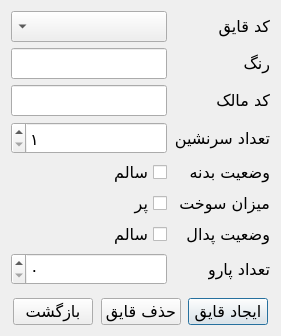
Qt form UI/BoatDialog.ui (aghababaei-alireza/Boat_Rent) before a commit.
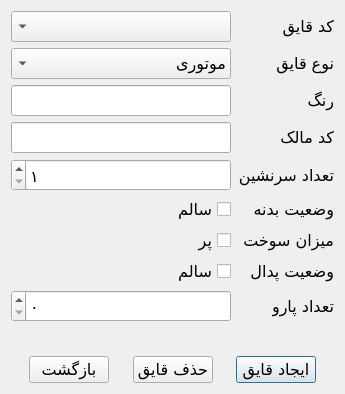
The same form after that commit.

What changed in the file:
```diff
--- a/UI/BoatDialog.ui
+++ b/UI/BoatDialog.ui
@@ -6,8 +6,8 @@
    <rect>
     <x>0</x>
     <y>0</y>
-    <width>281</width>
-    <height>336</height>
+    <width>345</width>
+    <height>394</height>
    </rect>
   </property>
   <property name="font">
@@ -38,49 +38,49 @@
        </property>
       </widget>
      </item>
-     <item row="1" column="0">
+     <item row="2" column="0">
       <widget class="QLabel" name="lbl_boat_color">
        <property name="text">
         <string>رنگ</string>
        </property>
       </widget>
      </item>
-     <item row="2" column="0">
+     <item row="3" column="0">
       <widget class="QLabel" name="lbl_boat_owner_id">
        <property name="text">
         <string>کد مالک</string>
        </property>
       </widget>
      </item>
-     <item row="3" column="0">
+     <item row="4" column="0">
       <widget class="QLabel" name="lbl_boat_passenger_count">
        <property name="text">
         <string>تعداد سرنشین</string>
        </property>
       </widget>
      </item>
-     <item row="4" column="0">
+     <item row="5" column="0">
       <widget class="QLabel" name="lbl_boat_body_status">
        <property name="text">
         <string>وضعیت بدنه</string>
        </property>
       </widget>
      </item>
-     <item row="5" column="0">
+     <item row="6" column="0">
       <widget class="QLabel" name="lbl_boat_full_fuel">
        <property name="text">
         <string>میزان سوخت</string>
        </property>
       </widget>
      </item>
-     <item row="6" column="0">
+     <item row="7" column="0">
       <widget class="QLabel" name="lbl_boat_pedal_status">
        <property name="text">
         <string>وضعیت پدال</string>
        </property>
       </widget>
      </item>
-     <item row="7" column="0">
+     <item row="8" column="0">
       <widget class="QLabel" name="lbl_boat_paddle_count">
        <property name="text">
         <string>تعداد پارو</string>
@@ -90,13 +90,13 @@
      <item row="0" column="1">
       <widget class="QComboBox" name="cmb_boat_id"/>
      </item>
-     <item row="1" column="1">
-      <widget class="QLineEdit" name="txt_color"/>
-     </item>
      <item row="2" column="1">
-      <widget class="QLineEdit" name="txt_owner_id"/>
+      <widget class="QLineEdit" name="txt_color"/>
      </item>
      <item row="3" column="1">
+      <widget class="QLineEdit" name="txt_owner_id"/>
+     </item>
+     <item row="4" column="1">
       <widget class="QSpinBox" name="spn_passenger_count">
        <property name="minimum">
         <number>1</number>
@@ -106,34 +106,60 @@
        </property>
       </widget>
      </item>
-     <item row="4" column="1">
-      <widget class="QCheckBox" name="chb_body_status">
-       <property name="text">
-        <string>سالم</string>
-       </property>
-      </widget>
-     </item>
      <item row="5" column="1">
+      <widget class="QCheckBox" name="chb_body_status">
+       <property name="text">
+        <string>سالم</string>
+       </property>
+      </widget>
+     </item>
+     <item row="6" column="1">
       <widget class="QCheckBox" name="chb_full_fuel">
        <property name="text">
         <string>پر</string>
        </property>
       </widget>
      </item>
-     <item row="6" column="1">
-      <widget class="QCheckBox" name="chb_pedal_status">
-       <property name="text">
-        <string>سالم</string>
-       </property>
-      </widget>
-     </item>
      <item row="7" column="1">
+      <widget class="QCheckBox" name="chb_pedal_status">
+       <property name="text">
+        <string>سالم</string>
+       </property>
+      </widget>
+     </item>
+     <item row="8" column="1">
       <widget class="QSpinBox" name="spn_paddle_count">
        <property name="maximum">
         <number>20</number>
        </property>
       </widget>
      </item>
+     <item row="1" column="0">
+      <widget class="QLabel" name="lbl_boat_type">
+       <property name="text">
+        <string>نوع قایق</string>
+       </property>
+      </widget>
+     </item>
+     <item row="1" column="1">
+      <widget class="QComboBox" name="cmb_boat_type">
+       <item>
+        <property name="text">
+         <string>موتوری</string>
+        </property>
+       </item>
+       <item>
+        <property name="text">
+         <string>پدالی</string>
+        </property>
+       </item>
+       <item>
+        <property name="text">
+         <string>پارویی</string>
+        </property>
+       </item>
+      </widget>
+     </item>
     </layout>
    </item>
    <item>
```
